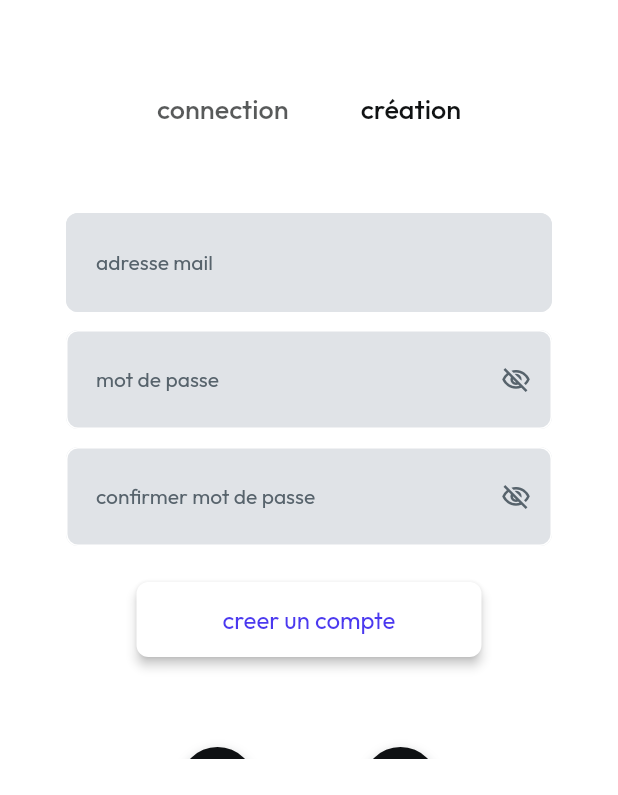
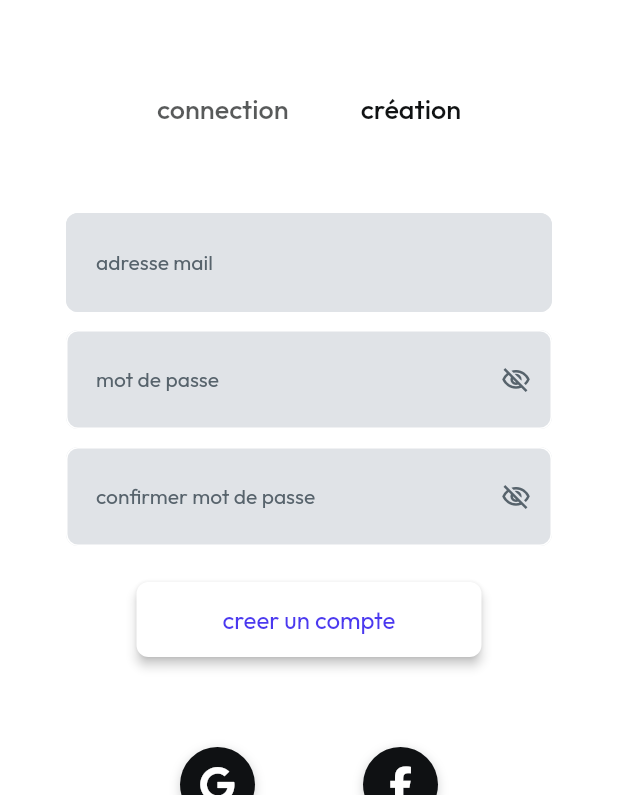
Before and after one commit to jojolala1/pinkard, a Flutter app: the screen it shows after launch, tab 2 chosen, on a phone screen of 412 x 824 dp, the part 441-1236 px from its top. Run offline on Flutter 3.47's test engine with Material 2 defaults, Android fonts, the phone set to English and light mode, and no system bars; drawn by our look-alikes of auto_size_text; our stand-ins replace built_collection, built_value, cloud_firestore, easy_debounce, file_picker, firebase_auth and 17 more; missing offline and left inert: flutter_facebook_auth, json_path, map_launcher, mime_type; accounts and stored records are empty; Roboto replaces fonts that are missing (Lexend Deca).

Commit message:
Updating to latest FlutterFlow output.

```diff
--- a/lib/flutter_flow/nav/nav.dart
+++ b/lib/flutter_flow/nav/nav.dart
@@ -100,6 +100,16 @@ GoRouter createRouter(AppStateNotifier appStateNotifier) => GoRouter(
           name: 'creatprofil',
           path: '/creatprofil',
           builder: (context, params) => CreatprofilWidget(),
+        ),
+        FFRoute(
+          name: 'xfjudsjkdeko',
+          path: '/xfjudsjkdeko',
+          builder: (context, params) => XfjudsjkdekoWidget(),
+        ),
+        FFRoute(
+          name: 'sdbdfnbtrn',
+          path: '/sdbdfnbtrn',
+          builder: (context, params) => SdbdfnbtrnWidget(),
         )
       ].map((r) => r.toRoute(appStateNotifier)).toList(),
       urlPathStrategy: UrlPathStrategy.path,
--- a/lib/index.dart
+++ b/lib/index.dart
@@ -2,3 +2,5 @@
 export '/pagedacceuil/pagedacceuil_widget.dart' show PagedacceuilWidget;
 export '/pageperco/pageperco_widget.dart' show PagepercoWidget;
 export '/creatprofil/creatprofil_widget.dart' show CreatprofilWidget;
+export '/xfjudsjkdeko/xfjudsjkdeko_widget.dart' show XfjudsjkdekoWidget;
+export '/sdbdfnbtrn/sdbdfnbtrn_widget.dart' show SdbdfnbtrnWidget;
--- a/lib/pagedacceuil/pagedacceuil_widget.dart
+++ b/lib/pagedacceuil/pagedacceuil_widget.dart
@@ -57,14 +57,16 @@ class _PagedacceuilWidgetState extends State<PagedacceuilWidget> {
             backgroundColor: FlutterFlowTheme.of(context).primaryBtnText,
             body: Padding(
               padding: EdgeInsetsDirectional.fromSTEB(0.0, 70.0, 0.0, 0.0),
+              child: SingleChildScrollView(
                 child: Column(
-                mainAxisSize: MainAxisSize.max,
+                  mainAxisSize: MainAxisSize.min,
+                  mainAxisAlignment: MainAxisAlignment.center,
                   children: [
                     Padding(
                       padding:
                           EdgeInsetsDirectional.fromSTEB(0.0, 24.0, 0.0, 50.0),
                       child: Row(
-                      mainAxisSize: MainAxisSize.max,
+                        mainAxisSize: MainAxisSize.min,
                         mainAxisAlignment: MainAxisAlignment.center,
                         children: [
                           Image.asset(
@@ -76,7 +78,12 @@ class _PagedacceuilWidgetState extends State<PagedacceuilWidget> {
                         ],
                       ),
                     ),
-                  Expanded(
+                    Container(
+                      width: double.infinity,
+                      height: 500.0,
+                      decoration: BoxDecoration(
+                        color: FlutterFlowTheme.of(context).secondaryBackground,
+                      ),
                       child: DefaultTabController(
                         length: 2,
                         initialIndex: 0,
@@ -115,9 +122,8 @@ class _PagedacceuilWidgetState extends State<PagedacceuilWidget> {
                                   Padding(
                                     padding: EdgeInsetsDirectional.fromSTEB(
                                         24.0, 24.0, 24.0, 24.0),
-                                  child: SingleChildScrollView(
                                     child: Column(
-                                      mainAxisSize: MainAxisSize.max,
+                                      mainAxisSize: MainAxisSize.min,
                                       children: [
                                         Padding(
                                           padding:
@@ -563,13 +569,11 @@ class _PagedacceuilWidgetState extends State<PagedacceuilWidget> {
                                       ],
                                     ),
                                   ),
-                                ),
                                   Padding(
                                     padding: EdgeInsetsDirectional.fromSTEB(
                                         24.0, 24.0, 24.0, 24.0),
-                                  child: SingleChildScrollView(
                                     child: Column(
-                                      mainAxisSize: MainAxisSize.max,
+                                      mainAxisSize: MainAxisSize.min,
                                       children: [
                                         Padding(
                                           padding:
@@ -1082,7 +1086,6 @@ class _PagedacceuilWidgetState extends State<PagedacceuilWidget> {
                                       ],
                                     ),
                                   ),
-                                ),
                                 ],
                               ),
                             ),
@@ -1094,6 +1097,7 @@ class _PagedacceuilWidgetState extends State<PagedacceuilWidget> {
                 ),
               ),
             ),
+          ),
         ));
   }
 }
```
Also changed, not shown: lib/sdbdfnbtrn/sdbdfnbtrn_model.dart (added, +16 -0 lines), lib/sdbdfnbtrn/sdbdfnbtrn_widget.dart (added, +74 -0 lines), lib/xfjudsjkdeko/xfjudsjkdeko_model.dart (added, +16 -0 lines), lib/xfjudsjkdeko/xfjudsjkdeko_widget.dart (added, +74 -0 lines). Lines whose indentation alone changed are shown as unchanged.
